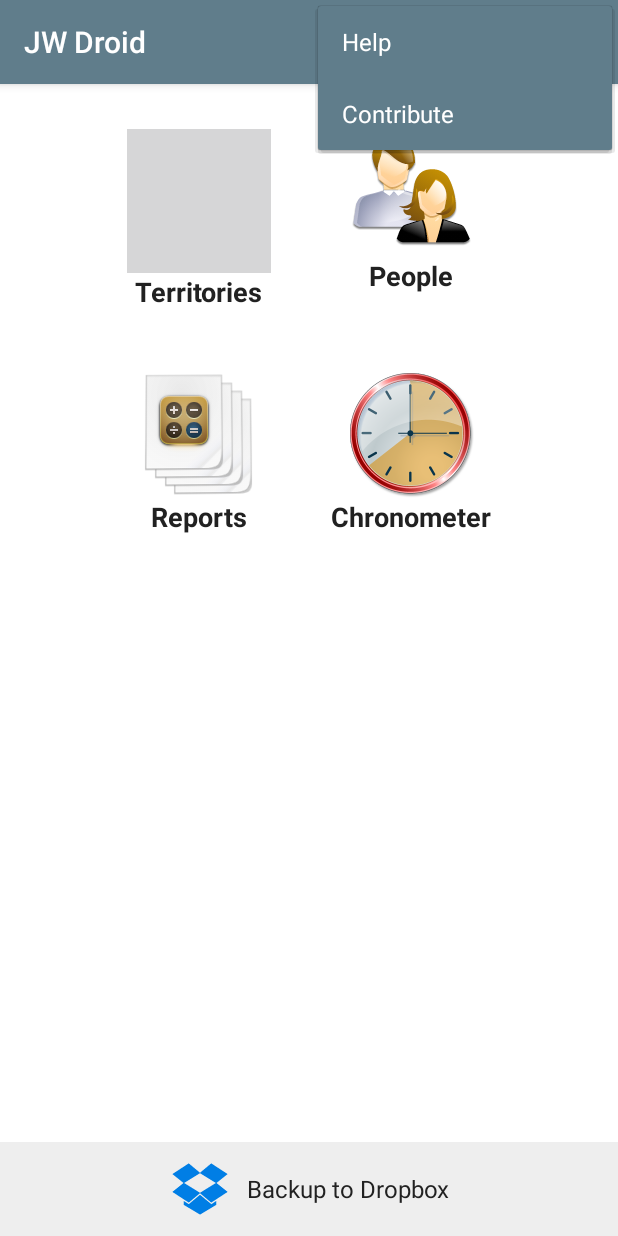
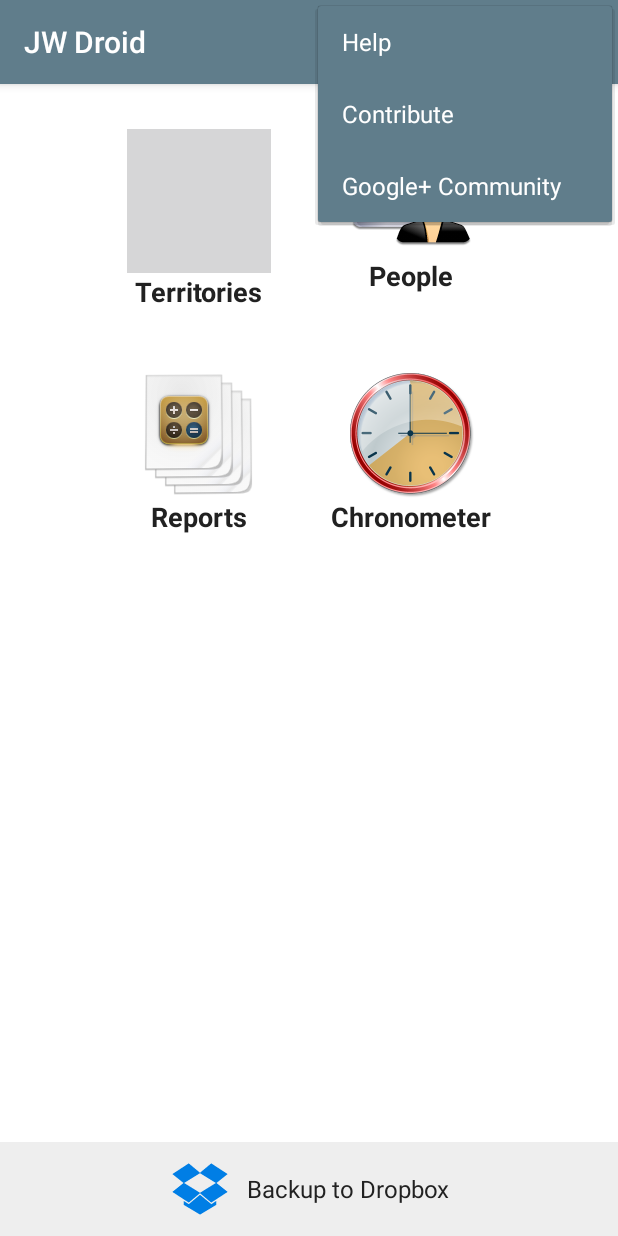
Before and after one commit to homepeople/jwdroid, an Android app: the screen it shows after launch (MainMenu), with the options menu open, on a phone screen of 412 x 824 dp. Run offline under Robolectric (Android 15) with nearby library versions, the phone set to English and light mode, and no system bars.

Commit message:
Add Google+ Community main menu item

```diff
--- a/app/src/main/java/com/jwdroid/ui/MainMenu.java
+++ b/app/src/main/java/com/jwdroid/ui/MainMenu.java
@@ -3,6 +3,7 @@ package com.jwdroid.ui;
 import android.app.Dialog;
 import android.content.Intent;
 import android.content.SharedPreferences;
+import android.net.Uri;
 import android.os.Bundle;
 import android.os.Environment;
 import android.preference.PreferenceManager;
@@ -122,6 +123,10 @@ public class MainMenu extends AppCompatActivity {
                 startActivity(intent);
                 break;
 
+            case R.id.menu_community:
+                startActivity(new Intent(Intent.ACTION_VIEW, Uri.parse("https://plus.google.com/communities/112371364498094492171")));
+                break;
+
         }
         return super.onOptionsItemSelected(item);
     }
--- a/app/src/main/res/menu/main_menu.xml
+++ b/app/src/main/res/menu/main_menu.xml
@@ -16,4 +16,7 @@
         android:icon="@drawable/ic_thumb_up_white_48dp"
         android:title="@string/title_contribute"
         app:showAsAction="never"/>
+    <item
+        android:id="@+id/menu_community"
+        android:title="@string/menu_community"/>
 </menu>
--- a/app/src/main/res/values/strings.xml
+++ b/app/src/main/res/values/strings.xml
@@ -381,5 +381,6 @@ Tags: JW, Jehovah's Witnesses, preaching, ministry, organizer, notes
 
     <!-- 1.4.1 -->
     <string name="chk_chrono_calc_auto">Add from visits</string>
+    <string name="menu_community">Google+ Community</string>
 
 </resources>
```
Also changed, not shown: 1 other file.
